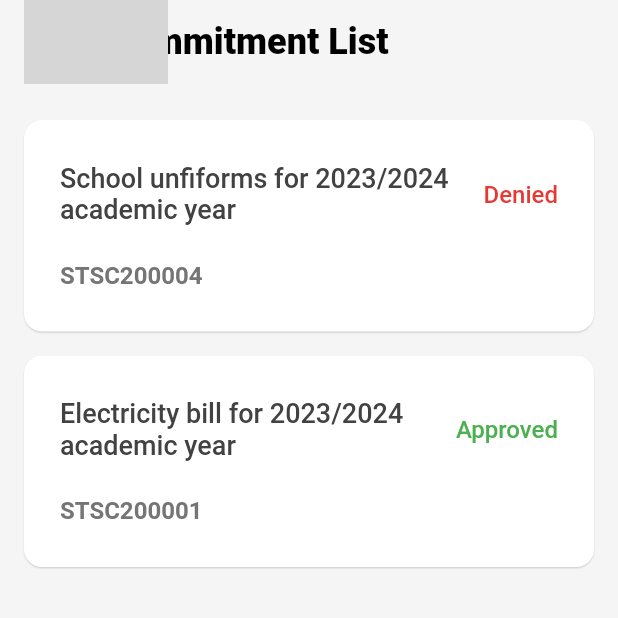
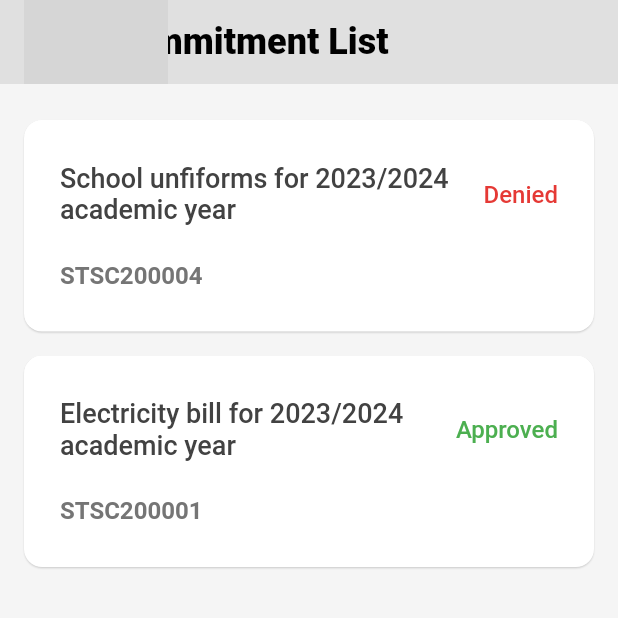
Before and after one commit to vigneshksaithal/viyukta, a Flutter app: the screen it shows after launch, after a tap on "View Commitments", on a phone screen of 412 x 824 dp, the top half of it. Run offline on Flutter 3.47's test engine with Material 2 defaults, Android fonts, the phone set to English and light mode, and no system bars; our stand-ins replace csv, file_picker, flutter_riverpod, hive_flutter, page_transition; missing offline and left inert: encrypt, flutter_sms; accounts and stored records are empty; grey boxes are pictures that could not be loaded.

Commit message:
Remove colors.dart & add swith theme

```diff
--- a/lib/theme/colors.dart
+++ /dev/null
@@ -1,7 +0,0 @@
-import 'package:flutter/material.dart';
-
-Color kPrimaryColor = const Color(0xFF0D47A1);
-Color secondaryColor = const Color(0xFF1976D2);
-final kBackgroundColor = Colors.grey[100];
-
-Color primaryTextColor = const Color(0xFF000000);
--- a/lib/theme/theme.dart
+++ b/lib/theme/theme.dart
@@ -1,13 +1,9 @@
 import 'package:flutter/material.dart';
-
-import 'colors.dart';
 
 ThemeData themeData(BuildContext context) {
   return ThemeData(
     scaffoldBackgroundColor: Colors.grey[100],
-
     appBarTheme: appBarTheme(),
-    // primaryColor: Colors.green[500],
     elevatedButtonTheme: elevatedButtonTheme(context),
     outlinedButtonTheme: outlineButtonThemeData(),
     textButtonTheme: textButtonTheme(),
@@ -15,12 +11,28 @@ ThemeData themeData(BuildContext context) {
     cardTheme: cardTheme(),
     inputDecorationTheme: inputDecorationTheme(),
     dividerTheme: dividerThemeData(),
-    dropdownMenuTheme: DropdownMenuThemeData(
-      textStyle: TextStyle(
-        fontSize: 16.0,
-        fontWeight: FontWeight.w500,
-        color: Colors.grey[800],
-      ),
+    dropdownMenuTheme: dropdownMenuThemeData(),
+    switchTheme: switchThemeData(),
+  );
+}
+
+DropdownMenuThemeData dropdownMenuThemeData() {
+  return DropdownMenuThemeData(
+    textStyle: TextStyle(
+      fontSize: 16.0,
+      fontWeight: FontWeight.w500,
+      color: Colors.grey[800],
+    ),
+  );
+}
+
+SwitchThemeData switchThemeData() {
+  return SwitchThemeData(
+    thumbColor: MaterialStateProperty.all(
+      Colors.white,
+    ),
+    trackColor: MaterialStateProperty.all(
+      Colors.grey[300],
     ),
   );
 }
@@ -35,14 +47,13 @@ DividerThemeData dividerThemeData() {
 
 InputDecorationTheme inputDecorationTheme() {
   return InputDecorationTheme(
-    labelStyle: const TextStyle(
-      fontSize: 18.0,
-      fontWeight: FontWeight.normal,
+    labelStyle: TextStyle(
+      fontSize: 16.0,
+      fontWeight: FontWeight.w500,
+      color: Colors.grey[800],
     ),
-    contentPadding: const EdgeInsets.symmetric(
-      vertical: 16.0,
-      horizontal: 16.0,
-    ),
+    contentPadding: const EdgeInsets.all(16.0),
+    alignLabelWithHint: true,
     filled: true,
     fillColor: Colors.grey[100],
     border: InputBorder.none,
@@ -171,7 +182,7 @@ ElevatedButtonThemeData elevatedButtonTheme(context) {
 
 AppBarTheme appBarTheme() {
   return AppBarTheme(
-    backgroundColor: kBackgroundColor,
+    backgroundColor: Colors.grey[300],
     iconTheme: const IconThemeData(
       color: Colors.black,
       weight: 800,
```
